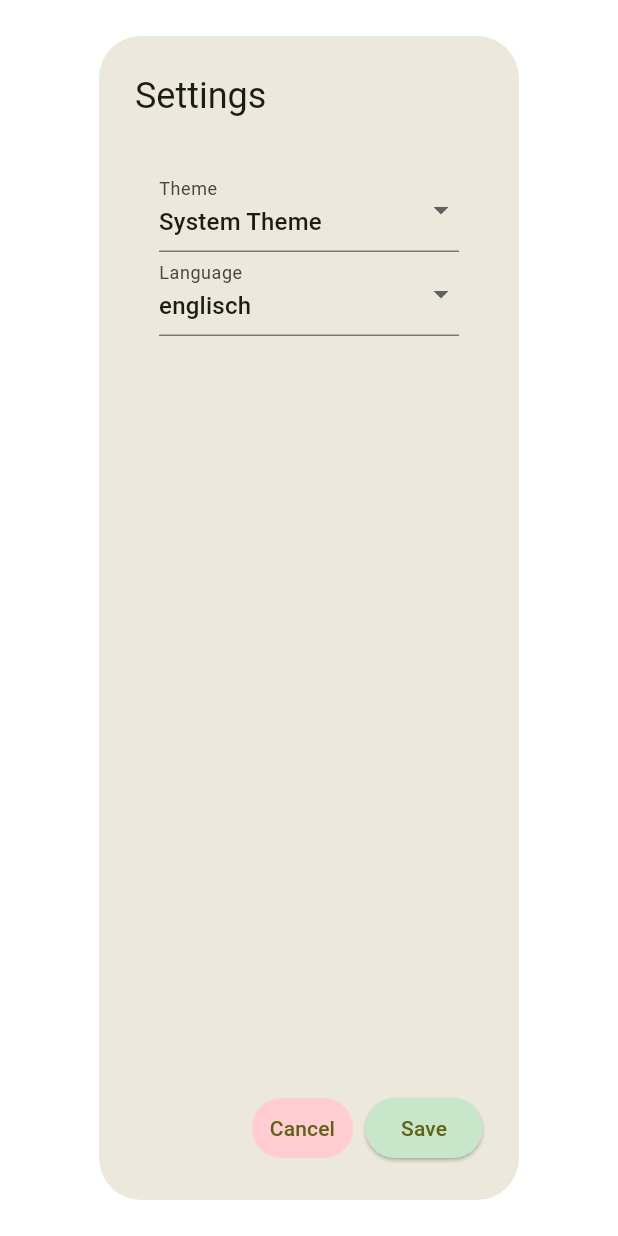
After one commit to jankstar/appointment, a Flutter app: the screen it shows after launch, after a tap on the "settings" icon, on a phone screen of 412 x 824 dp. The commit adds this screen. Run offline on Flutter 3.47's test engine with Material 3 defaults, Android fonts, the phone set to English and light mode, and no system bars; our stand-ins replace bloc, equatable, flutter_bloc, logger; generated files the repository leaves out were written again.

Commit message:
re-org and setting view

```diff
--- a/lib/l10n/app_de.arb
+++ b/lib/l10n/app_de.arb
@@ -8,5 +8,10 @@
   "exitApplication": "Anwendung beenden",
   "exitApplicationHint": "Bitte schließen Sie diesen Browser-Tab, um die Anwendung zu beenden.",
   "ok": "OK",
-  "cancel": "Abbrechen"
+  "cancel": "Abbrechen",
+  "save": "Sichern",
+
+  "language": "Sprache",
+  "theme": "Theme"
+
 }
--- a/lib/l10n/app_en.arb
+++ b/lib/l10n/app_en.arb
@@ -8,5 +8,11 @@
   "exitApplication": "Exit the application",
   "exitApplicationHint": "Please close this browser tab to exit the application.",
   "ok": "OK",
-  "cancel": "Cancel"
+  "cancel": "Cancel",
+  "save": "Save",
+
+  "language": "Language",
+  "theme": "Theme"
+
+
 }
--- a/lib/bloc/login_bloc.dart
+++ b/lib/login/login_bloc.dart
@@ -10,7 +10,7 @@ import '../repository/lib_repository.dart';
 class LoginBloc extends Bloc<LoginEvent, LoginState> {
   final ApiRepository api_repository; // Ihre Datenbankinstanz
 
-  LoginBloc(this.api_repository) : super(LoginInitial()) {
+  LoginBloc(this.api_repository) : super(LoginLoading()) {
     on<DoLoginEvent>(_onLogin);
     on<DoLogoutEvent>(_onLogout);
   }
--- a/lib/view/login.dart
+++ b/lib/login/login_view.dart
@@ -2,9 +2,9 @@ import 'package:flutter/material.dart';
 
 import 'package:flutter_bloc/flutter_bloc.dart';
 
-import '../bloc/login_bloc.dart';
-import '../bloc/login_event.dart';
-import '../bloc/login_state.dart';
+import 'login_bloc.dart';
+import 'login_event.dart';
+import 'login_state.dart';
 import '../repository/lib_repository.dart';
 
 class LoginDialog extends StatefulWidget {
--- a/lib/main.dart
+++ b/lib/main.dart
@@ -1,19 +1,26 @@
 import 'dart:io';
+
 import 'package:flutter/services.dart';
 import 'package:flutter/foundation.dart';
 
-import 'package:appointment/bloc/login_event.dart';
-import 'package:appointment/repository/api_repository.dart';
 import 'package:flutter/material.dart';
 import 'package:flutter_localizations/flutter_localizations.dart';
 import 'package:flutter_gen/gen_l10n/app_localizations.dart';
 
-import 'view/login.dart';
+import 'login/login_view.dart';
+import 'login/login_bloc.dart';
+import 'login/login_state.dart';
+import 'login/login_event.dart';
+
 import 'repository/lib_repository.dart';
+import 'repository/api_repository.dart';
 
 import 'package:flutter_bloc/flutter_bloc.dart';
-import 'bloc/login_bloc.dart';
-import 'bloc/login_state.dart';
+
+import 'setting/setting_view.dart';
+import 'setting/setting_bloc.dart';
+import 'setting/setting_state.dart';
+import 'setting/setting_event.dart';
 
 void main() async {
   WidgetsFlutterBinding.ensureInitialized();
@@ -27,9 +34,14 @@ class App extends StatelessWidget {
   // This widget is the root of your application.
   @override
   Widget build(BuildContext context) {
-    return BlocProvider(
-        create: (context) => LoginBloc(ApiRepository()),
-        child: MaterialApp(
+    return MultiBlocProvider(
+        providers: [
+          //
+          BlocProvider(create: (context) => LoginBloc(ApiRepository())),
+          BlocProvider(create: (context) => SettingBloc()..add(DoLoadEvent()))
+        ],
+        child: BlocBuilder<SettingBloc, SettingState>(builder: (context, state) {
+          return MaterialApp(
             title: 'Thunderbird Pro Appointment',
             localizationsDelegates: const [
               AppLocalizations.delegate,
@@ -41,41 +53,19 @@ class App extends StatelessWidget {
               Locale('en', ''), // Englisch
               Locale('de', ''), // Deutsch
             ],
+            locale: state is SettingLoaded ? Locale(state.setting.langu) : const Locale('en'),
             theme: ThemeData(
-            // This is the theme of your application.
-            //
-            // TRY THIS: Try running your application with "flutter run". You'll see
-            // the application has a purple toolbar. Then, without quitting the app,
-            // try changing the seedColor in the colorScheme below to Colors.green
-            // and then invoke "hot reload" (save your changes or press the "hot
-            // reload" button in a Flutter-supported IDE, or press "r" if you used
-            // the command line to start the app).
-            //
-            // Notice that the counter didn't reset back to zero; the application
-            // state is not lost during the reload. To reset the state, use hot
-            // restart instead.
-            //
-            // This works for code too, not just values: Most code changes can be
-            // tested with just a hot reload.
               colorScheme: ColorScheme.fromSeed(seedColor: Colors.yellowAccent),
               useMaterial3: true,
             ),
             home: const Home(title: 'Appointment'),
-        ));
+          );
+        }));
   }
 }
 
 class Home extends StatefulWidget {
   const Home({super.key, required this.title});
-
-  // This widget is the home page of your application. It is stateful, meaning
-  // that it has a State object (defined below) that contains fields that affect
-  // how it looks.
-
-  // This class is the configuration for the state. It holds the values (in this
-  // case the title) provided by the parent (in this case the App widget) and
-  // used by the build method of the State. Fields in a Widget subclass are
-  // always marked "final".
 
   final String title;
 
@@ -89,23 +79,24 @@ class _HomeState extends State<Home> {
 
   @override
   Widget build(BuildContext context) {
-    // This method is rerun every time setState is called, for instance as done
-    // by the _incrementCounter method above.
-    //
-    // The Flutter framework has been optimized to make rerunning build methods
-    // fast, so that you can just rebuild anything that needs updating rather
-    // than having to individually change instances of widgets.
     return BlocBuilder<LoginBloc, LoginState>(builder: (context, state) {
       return Scaffold(
-        appBar: AppBar(
-            // TRY THIS: Try changing the color here to a specific color (to
-            // Colors.amber, perhaps?) and trigger a hot reload to see the AppBar
-            // change color while the other colors stay the same.
-            backgroundColor: Theme.of(context).colorScheme.inversePrimary,
-            // Here we take the value from the Home object that was created by
-            // the App.build method, and use it to set our appbar title.
-            title: state is LoggedIn ? Text('Hi, ${state.me.name}') : Text(widget.title),
-            actions: [
+        appBar: AppBar(backgroundColor: Theme.of(context).colorScheme.inversePrimary, title: state is LoggedIn ? Text('Hi, ${state.me.name}') : Text(widget.title), actions: [
+          IconButton(
+            icon: const Icon(Icons.settings),
+            tooltip: AppLocalizations.of(context)!.logout, // 'Logout',
+            onPressed: () => {
+              Navigator.push(
+                context,
+                MaterialPageRoute(
+                  builder: (context) => const SettingsDialog(),
+                  //settings: RouteSettings(
+                  //  arguments: null,
+                  //),
+                ),
+              ),
+            },
+          ),
           if (state is LoggedIn)
             IconButton(
               icon: const Icon(Icons.logout),
@@ -120,8 +111,6 @@ class _HomeState extends State<Home> {
             )
         ]),
         body: Center(
-          // Center is a layout widget. It takes a single child and positions it
-          // in the middle of the parent.
           child: state is LoggedIn ? Text(state.me.toString()) : const LoginDialog(),
         ),
       );
@@ -131,7 +120,7 @@ class _HomeState extends State<Home> {
   void _goExit() async {
     var answer = await LibRepository().showOkCancelDialog(
         context,
-        AppLocalizations.of(context)!.confirmation,      //'Bestätigung',
+        AppLocalizations.of(context)!.confirmation, //'Bestätigung',
         AppLocalizations.of(context)!.exitConfirmation); //'Wollen Sie die Anwendung beenden?');
     if (answer == true) {
       if (kIsWeb) {
--- a/lib/models/models.dart
+++ b/lib/models/models.dart
@@ -1,2 +1,3 @@
 export 'me.dart';
 export 'token.dart';
+export 'setting.dart';
--- /dev/null
+++ b/lib/models/setting.dart
@@ -0,0 +1,27 @@
+// ignore_for_file: non_constant_identifier_names
+
+import 'package:equatable/equatable.dart';
+import 'package:flutter/material.dart';
+import 'package:json_annotation/json_annotation.dart';
+
+part 'setting.g.dart';
+
+@JsonSerializable()
+class Setting extends Equatable {
+  const Setting(this.langu, this.themeMode);
+
+  final String langu;
+  final ThemeMode themeMode;
+
+  @override
+  List<Object> get props => [langu];
+
+  @override
+  toString() => 'Setting { langu: $langu, themeMode: $themeMode }';
+
+  static const empty = Setting('de', ThemeMode.system);
+
+  factory Setting.fromJson(Map<String, dynamic> json) => _$SettingFromJson(json);
+
+  Map<String, dynamic> toJson() => _$SettingToJson(this);
+}
--- a/lib/repository/api_repository.dart
+++ b/lib/repository/api_repository.dart
@@ -41,7 +41,7 @@ class ApiRepository {
       // JSON-Antwort in ein Dart-Objekt umwandeln
       return Me.fromJson(json.decode(response.body));
     } else {
-      throw Exception('Failed to login');
+      throw Exception('Failed to get me data');
     }
   }
 
@@ -58,7 +58,7 @@ class ApiRepository {
       // JSON-Antwort in ein Dart-Objekt umwandeln
       return;
     } else {
-      throw Exception('Failed to login');
+      throw Exception('Failed to logout');
     }
   }
 }
--- a/lib/repository/lib_repository.dart
+++ b/lib/repository/lib_repository.dart
@@ -1,3 +1,4 @@
+import 'package:appointment/models/models.dart';
 import 'package:flutter/material.dart';
 import 'package:logger/logger.dart';
 
@@ -23,14 +24,14 @@ class LibRepository {
           actions: <Widget>[
             TextButton(
               style: ButtonStyle(backgroundColor: WidgetStatePropertyAll<Color>(Colors.red.shade100)),
-              child:  Text(AppLocalizations.of(context)!.cancel), // 'Abbruch'
+              child: Text(AppLocalizations.of(context)!.cancel), // 'Abbruch'
               onPressed: () {
                 Navigator.of(context).pop(false); // Schließt den Dialog
               },
             ),
             TextButton(
               style: ButtonStyle(backgroundColor: WidgetStatePropertyAll<Color>(Colors.green.shade100)),
-              child:  Text(AppLocalizations.of(context)!.ok), // 'Ok'
+              child: Text(AppLocalizations.of(context)!.ok), // 'Ok'
               onPressed: () {
                 Navigator.of(context).pop(true); // Schließt den Dialog
               },
@@ -45,8 +46,8 @@ class LibRepository {
     showDialog(
       context: context,
       barrierDismissible: false, // Der Dialog kann nicht durch Tippen außerhalb geschlossen werden
-      builder: (context) =>  AlertDialog(
-        title: Text(AppLocalizations.of(context)!.exitApplication),       // 'Anwendung beenden',
+      builder: (context) => AlertDialog(
+        title: Text(AppLocalizations.of(context)!.exitApplication), // 'Anwendung beenden',
         content: Text(AppLocalizations.of(context)!.exitApplicationHint), //'Bitte schließen Sie diesen Browser-Tab, um die Anwendung zu beenden.'
         actions: const [
           //TextButton(
@@ -71,4 +72,17 @@ class LibRepository {
         ), // Use the PrettyPrinter to format and print log
         output: null, // Use the default LogOutput (-> send everything to console)
       );
+
+  var _setting = const Setting('en', ThemeMode.system);
+
+  Future<Setting> loadSetting() async {
+    getLogger().i('loadSetting ${_setting.langu} ${_setting.themeMode}');
+    return _setting;
+  }
+
+  Future<Setting> saveSetting(Setting setting) async {
+    _setting = setting;
+    getLogger().i('saveSetting ${setting.langu} ${setting.themeMode}');
+    return _setting;
+  }
 }
--- /dev/null
+++ b/lib/setting/setting_bloc.dart
@@ -0,0 +1,37 @@
+import 'package:bloc/bloc.dart';
+
+import 'setting_event.dart';
+import 'setting_state.dart';
+
+import '../repository/lib_repository.dart';
+
+
+class SettingBloc extends Bloc<SettingEvent, SettingState> {
+
+  SettingBloc() : super(SettingInitial()) {
+    on<DoLoadEvent>(_onLoad);
+    on<DoSaveEvent>(_onSave);
+  }
+
+  Future<void> _onLoad(DoLoadEvent event, Emitter<SettingState> emit) async {
+    emit(SettingInitial());
+    try {
+      final settingData = await LibRepository().loadSetting();
+      emit(SettingLoaded(settingData));
+    } catch (e) {
+      LibRepository().getLogger().e('Setting loading failed: $e');
+      emit(SettingError(e.toString()));
+    }
+  }
+
+  Future<void> _onSave(DoSaveEvent event, Emitter<SettingState> emit) async {
+    emit(SettingInitial());
+    try {
+      final settingData = await LibRepository().saveSetting(event.setting);
+      emit(SettingLoaded(settingData));
+    } catch (e) {
+      LibRepository().getLogger().e('Setting saving failed: $e');
+      emit(SettingError(e.toString()));
+    }
+  }
+}
--- /dev/null
+++ b/lib/setting/setting_event.dart
@@ -0,0 +1,12 @@
+import '../models/models.dart';
+
+abstract class SettingEvent {}
+
+class DoLoadEvent extends SettingEvent {
+  DoLoadEvent();
+}
+
+class DoSaveEvent extends SettingEvent {
+  final Setting setting;
+  DoSaveEvent(this.setting);
+}
--- /dev/null
+++ b/lib/setting/setting_state.dart
@@ -0,0 +1,13 @@
+import '../models/models.dart';
+
+abstract class SettingState {}
+
+class SettingInitial extends SettingState {}
+class SettingLoaded extends SettingState {
+  final Setting setting;
+  SettingLoaded(this.setting);
+}
+class SettingError extends SettingState {
+  final String error;
+  SettingError(this.error);
+}
--- /dev/null
+++ b/lib/setting/setting_view.dart
@@ -0,0 +1,114 @@
+import 'package:appointment/models/models.dart';
+import 'package:appointment/setting/setting_event.dart';
+import 'package:flutter/material.dart';
+import 'package:flutter_gen/gen_l10n/app_localizations.dart';
+
+import 'package:flutter_bloc/flutter_bloc.dart';
+import 'setting_state.dart';
+import 'setting_bloc.dart';
+
+/// Displays the various settings that can be customized by the user.
+///
+/// When a user changes a setting, the SettingsController is updated and
+/// Widgets that listen to the SettingsController are rebuilt.
+class SettingsDialog extends StatefulWidget {
+  const SettingsDialog({super.key});
+
+  @override
+  // ignore: library_private_types_in_public_api
+  _SettingsDialog createState() => _SettingsDialog();
+}
+
+class _SettingsDialog extends State<SettingsDialog> {
+  final _formKey = GlobalKey<FormState>();
+  //default
+  String? _langu;
+  ThemeMode? _themeMode;
+
+  @override
+  Widget build(BuildContext context) {
+    return BlocBuilder<SettingBloc, SettingState>(builder: (context, state) {
+      return AlertDialog(
+        title: const Text('Settings'),
+        content: Form(
+          key: _formKey,
+          child: Padding(
+            padding: const EdgeInsets.all(16),
+            child: Column(
+              mainAxisAlignment: MainAxisAlignment.start,
+              children: <Widget>[
+                //
+                DropdownButtonFormField<ThemeMode>(
+                  decoration: InputDecoration(labelText: AppLocalizations.of(context)!.theme),
+                  value: state is SettingLoaded ? state.setting.themeMode : ThemeMode.system,
+                  onChanged: (value) {
+                    setState(() {
+                      _themeMode = value!;
+                    });
+                  },
+                  items: const [
+                    DropdownMenuItem(
+                      value: ThemeMode.system,
+                      child: Text('System Theme'),
+                    ),
+                    DropdownMenuItem(
+                      value: ThemeMode.light,
+                      child: Text('Light Theme'),
+                    ),
+                    DropdownMenuItem(
+                      value: ThemeMode.dark,
+                      child: Text('Dark Theme'),
+                    )
+                  ],
+                ),
+
+                ///
+                ///
+                DropdownButtonFormField<String>(
+                  decoration: InputDecoration(labelText: AppLocalizations.of(context)!.language),
+                  value: state is SettingLoaded ? state.setting.langu : 'en',
+                  onChanged: (value) {
+                    setState(() {
+                      _langu = value!;
+                    });
+                  },
+                  items: const [
+                    DropdownMenuItem(
+                      value: 'de',
+                      child: Text('deutsch'),
+                    ),
+                    DropdownMenuItem(
+                      value: 'en',
+                      child: Text('englisch'),
+                    ),
+                  ],
+                ),
+              ],
+            ),
+          ),
+        ),
+        actions: [
+          TextButton(
+            style: ButtonStyle(backgroundColor: WidgetStatePropertyAll<Color>(Colors.red.shade100)),
+            child: Text(AppLocalizations.of(context)!.cancel), // 'Abbruch'
+            onPressed: () {
+              Navigator.pop(context); // Schließt den Dialog ohne Save
+            },
+          ),
+          ElevatedButton(
+            style: ButtonStyle(backgroundColor: WidgetStatePropertyAll<Color>(Colors.green.shade100)),
+            onPressed: () => _save(state),
+            child: Text(AppLocalizations.of(context)!.save),
+          ),
+        ],
+      );
+    });
+  }
+
+  void _save(SettingState state) {
+    context.read<SettingBloc>().add(DoSaveEvent(Setting(
+      _langu ?? (state is SettingLoaded ? state.setting.langu : 'en'),
+      _themeMode ?? (state is SettingLoaded ? state.setting.themeMode : ThemeMode.system))));
+    Navigator.pop(context);
+  }
+}
```
Also changed, not shown: lib/login/login_event.dart (renamed from lib/bloc/login_event.dart), lib/login/login_state.dart (renamed from lib/bloc/login_state.dart), lib/models/setting.g.dart (added), 1 other file. Lines whose indentation alone changed are shown as unchanged.
